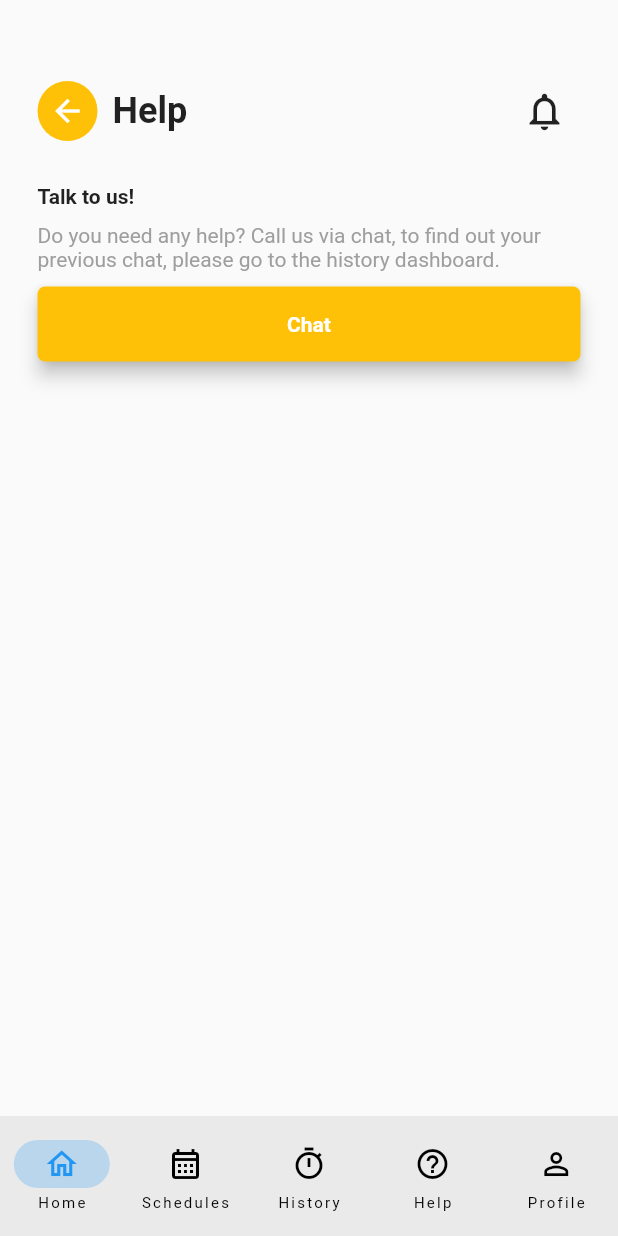
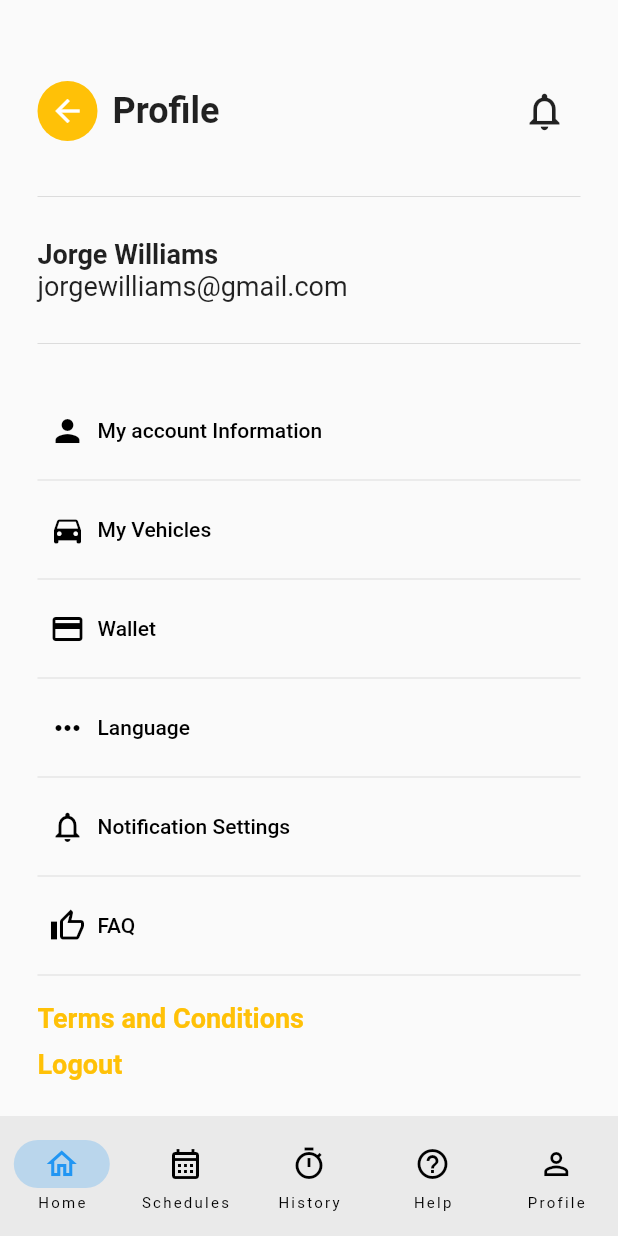
Before and after one commit to BerDavoglio/carnawash, a Flutter app: the screen it shows after launch, on a phone screen of 412 x 824 dp. Run offline on Flutter 3.47's test engine with Material 2 defaults, Android fonts, the phone set to English and light mode, and no system bars; our stand-ins replace flutter_rating_bar, mask_text_input_formatter, table_calendar.

Commit message:
Creating PerfilPage

```diff
--- a/app_client/lib/ui/components/app.dart
+++ b/app_client/lib/ui/components/app.dart
@@ -15,13 +15,14 @@ class MyApp extends StatelessWidget {
         primarySwatch: Colors.blue,
       ),
       routes: {
-        AppRoutes.HOME: (_) => const HelpPage(),
+        AppRoutes.HOME: (_) => const PerfilPage(),
         AppRoutes.LOGIN: (_) => const LoginPage(),
         AppRoutes.SCHEDULE: (_) => const SchedulePage(),
         AppRoutes.SCHEDULES: (_) => const SchedulesPage(),
         AppRoutes.RATING: (_) => const RatingPage(),
         AppRoutes.HISTORY: (_) => const HistoryPage(),
         AppRoutes.HELP: (_) => const HelpPage(),
+        AppRoutes.PERFIL: (_) => const PerfilPage(),
       },
     );
   }
--- a/app_client/lib/ui/pages/pages.dart
+++ b/app_client/lib/ui/pages/pages.dart
@@ -2,6 +2,7 @@ export './help_page.dart';
 export './history_page.dart';
 export './home_page.dart';
 export './login_page.dart';
+export './perfil_page.dart';
 export './rating_page.dart';
 export './schedule_page.dart';
 export './schedules_page.dart';
--- /dev/null
+++ b/app_client/lib/ui/pages/perfil_page.dart
@@ -0,0 +1,183 @@
+import 'package:flutter/material.dart';
+
+import '../ui.dart';
+
+class PerfilPage extends StatefulWidget {
+  const PerfilPage({super.key});
+
+  @override
+  State<PerfilPage> createState() => _PerfilPageState();
+}
+
+class _PerfilPageState extends State<PerfilPage> {
+  @override
+  Widget build(BuildContext context) {
+    return Scaffold(
+      bottomNavigationBar: navigationBarComponent(context),
+      body: SingleChildScrollView(
+        child: Padding(
+          padding: const EdgeInsets.only(
+            top: 50,
+            left: 25,
+            right: 25,
+          ),
+          child: Column(
+            mainAxisAlignment: MainAxisAlignment.start,
+            crossAxisAlignment: CrossAxisAlignment.start,
+            children: [
+              Row(
+                mainAxisAlignment: MainAxisAlignment.spaceBetween,
+                children: [
+                  Row(
+                    children: [
+                      Padding(
+                        padding: const EdgeInsets.only(right: 10),
+                        child: CircleAvatar(
+                          radius: 20,
+                          backgroundColor: Colors.amber,
+                          child: IconButton(
+                            iconSize: 24,
+                            color: Colors.white,
+                            onPressed: () {},
+                            icon: const Icon(
+                              Icons.arrow_back,
+                            ),
+                          ),
+                        ),
+                      ),
+                      const Text(
+                        'Profile',
+                        style: TextStyle(
+                          fontSize: 24,
+                          fontWeight: FontWeight.bold,
+                        ),
+                      )
+                    ],
+                  ),
+                  IconButton(
+                    iconSize: 30,
+                    onPressed: () {},
+                    icon: const Icon(
+                      Icons.notifications_outlined,
+                    ),
+                  )
+                ],
+              ),
+              const SizedBox(height: 25),
+              const Divider(),
+              const SizedBox(height: 10),
+              const Padding(
+                padding: EdgeInsets.symmetric(vertical: 10),
+                child: Column(
+                  crossAxisAlignment: CrossAxisAlignment.start,
+                  children: [
+                    Text(
+                      'Jorge Williams',
+                      style: TextStyle(
+                        fontSize: 18,
+                        fontWeight: FontWeight.bold,
+                      ),
+                    ),
+                    Text(
+                      'jorgewilliams@gmail.com',
+                      style: TextStyle(
+                        fontSize: 18,
+                      ),
+                    ),
+                  ],
+                ),
+              ),
+              const SizedBox(height: 10),
+              const Divider(),
+              const SizedBox(height: 25),
+              profileButton(
+                context,
+                'My account Information',
+                Icons.person,
+              ),
+              profileButton(
+                context,
+                'My Vehicles',
+                Icons.directions_car,
+              ),
+              profileButton(
+                context,
+                'Wallet',
+                Icons.credit_card,
+              ),
+              profileButton(
+                context,
+                'Language',
+                Icons.more_horiz_outlined,
+              ),
+              profileButton(
+                context,
+                'Notification Settings',
+                Icons.notifications_outlined,
+              ),
+              profileButton(
+                context,
+                'FAQ',
+                Icons.thumb_up_outlined,
+              ),
+              const Padding(
+                padding: EdgeInsets.only(top: 10),
+                child: Text(
+                  'Terms and Conditions',
+                  style: TextStyle(
+                    color: Colors.amber,
+                    fontWeight: FontWeight.bold,
+                    fontSize: 18,
+                  ),
+                ),
+              ),
+              const Padding(
+                padding: EdgeInsets.symmetric(vertical: 10),
+                child: Text(
+                  'Logout',
+                  style: TextStyle(
+                    color: Colors.amber,
+                    fontWeight: FontWeight.bold,
+                    fontSize: 18,
+                  ),
+                ),
+              ),
+            ],
+          ),
+        ),
+      ),
+    );
+  }
+
+  SizedBox profileButton(
+    BuildContext context,
+    String text,
+    IconData icon,
+  ) {
+    return SizedBox(
+      width: MediaQuery.of(context).size.width,
+      child: Column(
+        crossAxisAlignment: CrossAxisAlignment.start,
+        children: [
+          TextButton.icon(
+            style: ButtonStyle(
+                fixedSize: MaterialStateProperty.all(
+                  Size(MediaQuery.of(context).size.width, 50),
+                ),
+                iconColor: MaterialStateProperty.all(Colors.black)),
+            onPressed: () {},
+            icon: Icon(icon),
+            label: Align(
+              alignment: Alignment.centerLeft,
+              child: Text(
+                text,
+                style: const TextStyle(color: Colors.black),
+              ),
+            ),
+          ),
+          const Divider(),
+        ],
+      ),
+    );
+  }
+}
--- a/app_client/lib/ui/utils/app_routes.dart
+++ b/app_client/lib/ui/utils/app_routes.dart
@@ -6,4 +6,5 @@ class AppRoutes {
   static const RATING = '/rating';
   static const HISTORY = '/history';
   static const HELP = '/help';
+  static const PERFIL = '/perfil';
 }
```
